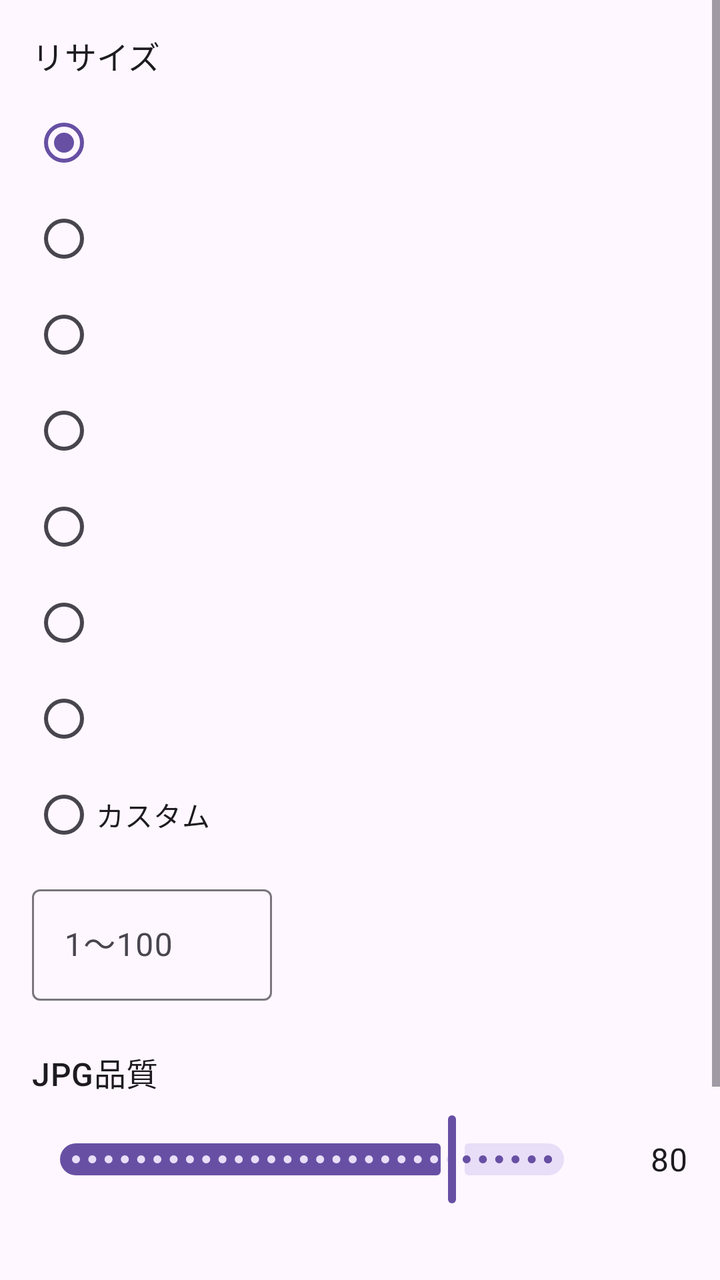
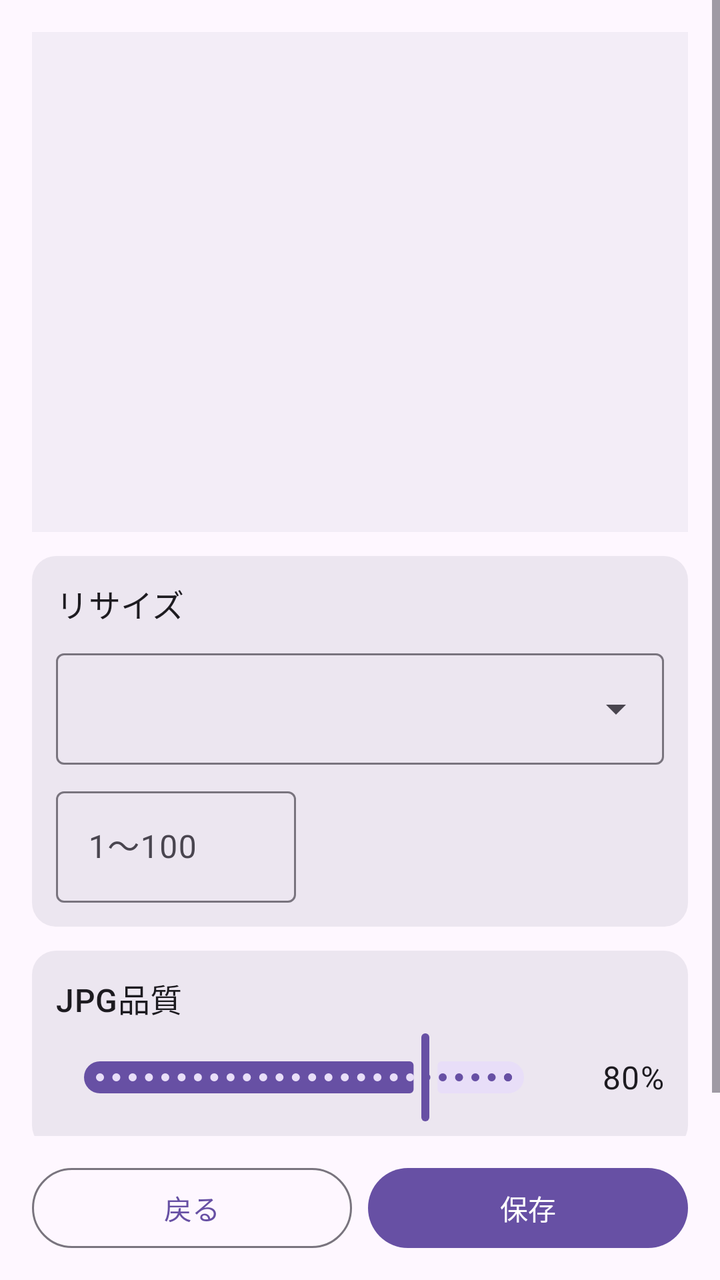

The first picture is an Android layout as it rendered before a commit; the second is the same layout after the commit. The layout source and the unified diff follow.
<!-- AndroidManifest.xml: application theme Theme.ScreenshotShrinker -->
<!-- res/layout/activity_settings.xml -->
<?xml version="1.0" encoding="utf-8"?>
<ScrollView xmlns:android="http://schemas.android.com/apk/res/android"
    xmlns:tools="http://schemas.android.com/tools"
    android:id="@+id/settingsRoot"
    android:layout_width="match_parent"
    android:layout_height="match_parent"
    tools:context=".SettingsActivity">

    <LinearLayout
        android:layout_width="match_parent"
        android:layout_height="wrap_content"
        android:orientation="vertical"
        android:padding="16dp">

        <TextView
            android:layout_width="wrap_content"
            android:layout_height="wrap_content"
            android:text="@string/label_resize"
            android:textAppearance="?attr/textAppearanceTitleMedium" />

        <RadioGroup
            android:id="@+id/resizeRadioGroup"
            android:layout_width="match_parent"
            android:layout_height="wrap_content"
            android:layout_marginTop="8dp"
            android:orientation="vertical">

            <RadioButton
                android:id="@+id/resize100"
                android:layout_width="match_parent"
                android:layout_height="wrap_content"
                android:checked="true" />

            <RadioButton
                android:id="@+id/resize50"
                android:layout_width="match_parent"
                android:layout_height="wrap_content" />

            <RadioButton
                android:id="@+id/resize40"
                android:layout_width="match_parent"
                android:layout_height="wrap_content" />

            <RadioButton
                android:id="@+id/resize30"
                android:layout_width="match_parent"
                android:layout_height="wrap_content" />

            <RadioButton
                android:id="@+id/resize20"
                android:layout_width="match_parent"
                android:layout_height="wrap_content" />

            <RadioButton
                android:id="@+id/resize1080"
                android:layout_width="match_parent"
                android:layout_height="wrap_content" />

            <RadioButton
                android:id="@+id/resize768"
                android:layout_width="match_parent"
                android:layout_height="wrap_content" />

            <RadioButton
                android:id="@+id/resizeCustom"
                android:layout_width="match_parent"
                android:layout_height="wrap_content"
                android:text="@string/resize_custom" />
        </RadioGroup>

        <LinearLayout
            android:id="@+id/customRow"
            android:layout_width="match_parent"
            android:layout_height="wrap_content"
            android:layout_marginTop="8dp"
            android:gravity="center_vertical"
            android:orientation="horizontal">

            <com.google.android.material.textfield.TextInputLayout
                android:id="@+id/customInputLayout"
                android:layout_width="120dp"
                android:layout_height="wrap_content"
                android:hint="@string/hint_custom_percent">

                <com.google.android.material.textfield.TextInputEditText
                    android:id="@+id/customInput"
                    android:layout_width="match_parent"
                    android:layout_height="wrap_content"
                    android:inputType="number" />
            </com.google.android.material.textfield.TextInputLayout>

            <TextView
                android:id="@+id/customResolutionText"
                android:layout_width="0dp"
                android:layout_height="wrap_content"
                android:layout_marginStart="12dp"
                android:layout_weight="1"
                android:textAppearance="?attr/textAppearanceBodyMedium" />
        </LinearLayout>

        <TextView
            android:layout_width="wrap_content"
            android:layout_height="wrap_content"
            android:layout_marginTop="24dp"
            android:text="@string/label_quality"
            android:textAppearance="?attr/textAppearanceTitleMedium" />

        <LinearLayout
            android:layout_width="match_parent"
            android:layout_height="wrap_content"
            android:layout_marginTop="8dp"
            android:gravity="center_vertical"
            android:orientation="horizontal">

            <com.google.android.material.slider.Slider
                android:id="@+id/qualitySlider"
                android:layout_width="0dp"
                android:layout_height="wrap_content"
                android:layout_weight="1"
                android:stepSize="1"
                android:value="80"
                android:valueFrom="1"
                android:valueTo="100" />

            <TextView
                android:id="@+id/qualityValueText"
                android:layout_width="48dp"
                android:layout_height="wrap_content"
                android:gravity="end"
                android:text="80"
                android:textAppearance="?attr/textAppearanceBodyLarge" />
        </LinearLayout>

        <TextView
            android:id="@+id/estimateText"
            android:layout_width="match_parent"
            android:layout_height="wrap_content"
            android:layout_marginTop="16dp"
            android:gravity="center"
            android:textAppearance="?attr/textAppearanceBodyMedium" />

        <com.google.android.material.button.MaterialButton
            android:id="@+id/buttonSave"
            android:layout_width="match_parent"
            android:layout_height="wrap_content"
            android:layout_marginTop="16dp"
            android:text="@string/action_save" />

        <TextView
            android:id="@+id/textStatus"
            android:layout_width="match_parent"
            android:layout_height="wrap_content"
            android:layout_marginTop="16dp"
            android:gravity="center"
            android:text="" />

    </LinearLayout>
</ScrollView>
<!-- resources referenced by this layout -->
<resources>
  <string name="action_save">保存</string>
  <string name="hint_custom_percent">1〜100</string>
  <string name="label_quality">JPG品質</string>
  <string name="label_resize">リサイズ</string>
  <string name="resize_custom">カスタム</string>
  <style name="Theme.ScreenshotShrinker" parent="Base.Theme.ScreenshotShrinker" />
  <style name="Base.Theme.ScreenshotShrinker" parent="Theme.Material3.DayNight.NoActionBar">
          
          
      </style>
</resources>

<!-- the commit's change to res/layout/activity_settings.xml (unified diff, before → after) -->
@@ -1,158 +1,201 @@
 <?xml version="1.0" encoding="utf-8"?>
-<ScrollView xmlns:android="http://schemas.android.com/apk/res/android"
+<LinearLayout xmlns:android="http://schemas.android.com/apk/res/android"
     xmlns:tools="http://schemas.android.com/tools"
     android:id="@+id/settingsRoot"
     android:layout_width="match_parent"
     android:layout_height="match_parent"
+    android:orientation="vertical"
     tools:context=".SettingsActivity">
+
+    <ScrollView
+        android:layout_width="match_parent"
+        android:layout_height="0dp"
+        android:layout_weight="1">
+
+        <LinearLayout
+            android:layout_width="match_parent"
+            android:layout_height="wrap_content"
+            android:orientation="vertical"
+            android:padding="16dp">
+
+            <ImageView
+                android:id="@+id/previewImage"
+                android:layout_width="match_parent"
+                android:layout_height="250dp"
+                android:adjustViewBounds="true"
+                android:background="?attr/colorSurfaceContainer"
+                android:contentDescription="@string/result_image_description"
+                android:scaleType="fitCenter" />
+
+            <LinearLayout
+                android:id="@+id/concatRow"
+                android:layout_width="match_parent"
+                android:layout_height="wrap_content"
+                android:layout_marginTop="12dp"
+                android:background="@drawable/bg_image_row"
+                android:gravity="center_vertical"
+                android:orientation="horizontal"
+                android:paddingHorizontal="12dp"
+                android:paddingVertical="8dp"
+                android:visibility="gone">
+
+                <TextView
+                    android:layout_width="wrap_content"
+                    android:layout_height="wrap_content"
+                    android:text="@string/label_concat_direction"
+                    android:textAppearance="?attr/textAppearanceTitleMedium" />
+
+                <RadioGroup
+                    android:id="@+id/directionRadioGroup"
+                    android:layout_width="wrap_content"
+                    android:layout_height="wrap_content"
+                    android:layout_marginStart="16dp"
+                    android:orientation="horizontal">
+
+                    <RadioButton
+                        android:id="@+id/directionVertical"
+                        android:layout_width="wrap_content"
+                        android:layout_height="wrap_content"
+                        android:checked="true"
+                        android:text="@string/direction_vertical" />
+
+                    <RadioButton
+                        android:id="@+id/directionHorizontal"
+                        android:layout_width="wrap_content"
+                        android:layout_height="wrap_content"
+                        android:layout_marginStart="8dp"
+                        android:text="@string/direction_horizontal" />
+                </RadioGroup>
+            </LinearLayout>
+
+            <LinearLayout
+                android:layout_width="match_parent"
+                android:layout_height="wrap_content"
+                android:layout_marginTop="12dp"
+                android:background="@drawable/bg_image_row"
+                android:orientation="vertical"
+                android:paddingHorizontal="12dp"
+                android:paddingVertical="12dp">
+
+                <TextView
+                    android:layout_width="wrap_content"
+                    android:layout_height="wrap_content"
+                    android:text="@string/label_resize"
+                    android:textAppearance="?attr/textAppearanceTitleMedium" />
+
+                <com.google.android.material.textfield.TextInputLayout
+                    android:id="@+id/resizeDropdownLayout"
+                    style="@style/Widget.Material3.TextInputLayout.OutlinedBox.ExposedDropdownMenu"
+                    android:layout_width="match_parent"
+                    android:layout_height="wrap_content"
+                    android:layout_marginTop="8dp">
+
+                    <AutoCompleteTextView
+                        android:id="@+id/resizeDropdown"
+                        android:layout_width="match_parent"
+                        android:layout_height="wrap_content"
+                        android:inputType="none" />
+                </com.google.android.material.textfield.TextInputLayout>
+
+                <LinearLayout
+                    android:id="@+id/customRow"
+                    android:layout_width="match_parent"
+                    android:layout_height="wrap_content"
+                    android:layout_marginTop="8dp"
+                    android:gravity="center_vertical"
+                    android:orientation="horizontal">
+
+                    <com.google.android.material.textfield.TextInputLayout
+                        android:id="@+id/customInputLayout"
+                        android:layout_width="120dp"
+                        android:layout_height="wrap_content"
+                        android:hint="@string/hint_custom_percent">
+
+                        <com.google.android.material.textfield.TextInputEditText
+                            android:id="@+id/customInput"
+                            android:layout_width="match_parent"
+                            android:layout_height="wrap_content"
+                            android:inputType="number" />
+                    </com.google.android.material.textfield.TextInputLayout>
+
+                    <TextView
+                        android:id="@+id/customResolutionText"
+                        android:layout_width="0dp"
+                        android:layout_height="wrap_content"
+                        android:layout_marginStart="12dp"
+                        android:layout_weight="1"
+                        android:textAppearance="?attr/textAppearanceBodyMedium" />
+                </LinearLayout>
+            </LinearLayout>
+
+            <LinearLayout
+                android:layout_width="match_parent"
+                android:layout_height="wrap_content"
+                android:layout_marginTop="12dp"
+                android:background="@drawable/bg_image_row"
+                android:orientation="vertical"
+                android:paddingHorizontal="12dp"
+                android:paddingVertical="12dp">
+
+                <TextView
+                    android:id="@+id/qualityLabelText"
+                    android:layout_width="match_parent"
+                    android:layout_height="wrap_content"
+                    android:text="@string/label_quality"
+                    android:textAppearance="?attr/textAppearanceTitleMedium" />
+
+                <LinearLayout
+                    android:layout_width="match_parent"
+                    android:layout_height="wrap_content"
+                    android:layout_marginTop="4dp"
+                    android:gravity="center_vertical"
+                    android:orientation="horizontal">
+
+                    <com.google.android.material.slider.Slider
+                        android:id="@+id/qualitySlider"
+                        android:layout_width="0dp"
+                        android:layout_height="wrap_content"
+                        android:layout_weight="1"
+                        android:stepSize="1"
+                        android:value="80"
+                        android:valueFrom="1"
+                        android:valueTo="100" />
+
+                    <TextView
+                        android:id="@+id/qualityValueText"
+                        android:layout_width="56dp"
+                        android:layout_height="wrap_content"
+                        android:gravity="end"
+                        android:text="80%"
+                        android:textAppearance="?attr/textAppearanceBodyLarge" />
+                </LinearLayout>
+            </LinearLayout>
+        </LinearLayout>
+    </ScrollView>
 
     <LinearLayout
         android:layout_width="match_parent"
         android:layout_height="wrap_content"
-        android:orientation="vertical"
-        android:padding="16dp">
-
-        <TextView
-            android:layout_width="wrap_content"
+        android:orientation="horizontal"
+        android:paddingHorizontal="16dp"
+        android:paddingVertical="12dp">
+
+        <com.google.android.material.button.MaterialButton
+            android:id="@+id/buttonBackToMain"
+            style="?attr/materialButtonOutlinedStyle"
+            android:layout_width="0dp"
             android:layout_height="wrap_content"
-            android:text="@string/label_resize"
-            android:textAppearance="?attr/textAppearanceTitleMedium" />
-
-        <RadioGroup
-            android:id="@+id/resizeRadioGroup"
-            android:layout_width="match_parent"
-            android:layout_height="wrap_content"
-            android:layout_marginTop="8dp"
-            android:orientation="vertical">
-
-            <RadioButton
-                android:id="@+id/resize100"
-                android:layout_width="match_parent"
-                android:layout_height="wrap_content"
-                android:checked="true" />
-
-            <RadioButton
-                android:id="@+id/resize50"
-                android:layout_width="match_parent"
-                android:layout_height="wrap_content" />
-
-            <RadioButton
-                android:id="@+id/resize40"
-                android:layout_width="match_parent"
-                android:layout_height="wrap_content" />
-
-            <RadioButton
-                android:id="@+id/resize30"
-                android:layout_width="match_parent"
-                android:layout_height="wrap_content" />
-
-            <RadioButton
-                android:id="@+id/resize20"
-                android:layout_width="match_parent"
-                android:layout_height="wrap_content" />
-
-            <RadioButton
-                android:id="@+id/resize1080"
-                android:layout_width="match_parent"
-                android:layout_height="wrap_content" />
-
-            <RadioButton
-                android:id="@+id/resize768"
-                android:layout_width="match_parent"
-                android:layout_height="wrap_content" />
-
-            <RadioButton
-                android:id="@+id/resizeCustom"
-                android:layout_width="match_parent"
-                android:layout_height="wrap_content"
-                android:text="@string/resize_custom" />
-        </RadioGroup>
-
-        <LinearLayout
-            android:id="@+id/customRow"
-            android:layout_width="match_parent"
-            android:layout_height="wrap_content"
-            android:layout_marginTop="8dp"
-            android:gravity="center_vertical"
-            android:orientation="horizontal">
-
-            <com.google.android.material.textfield.TextInputLayout
-                android:id="@+id/customInputLayout"
-                android:layout_width="120dp"
-                android:layout_height="wrap_content"
-                android:hint="@string/hint_custom_percent">
-
-                <com.google.android.material.textfield.TextInputEditText
-                    android:id="@+id/customInput"
-                    android:layout_width="match_parent"
-                    android:layout_height="wrap_content"
-                    android:inputType="number" />
-            </com.google.android.material.textfield.TextInputLayout>
-
-            <TextView
-                android:id="@+id/customResolutionText"
-                android:layout_width="0dp"
-                android:layout_height="wrap_content"
-                android:layout_marginStart="12dp"
-                android:layout_weight="1"
-                android:textAppearance="?attr/textAppearanceBodyMedium" />
-        </LinearLayout>
-
-        <TextView
-            android:layout_width="wrap_content"
-            android:layout_height="wrap_content"
-            android:layout_marginTop="24dp"
-            android:text="@string/label_quality"
-            android:textAppearance="?attr/textAppearanceTitleMedium" />
-
-        <LinearLayout
-            android:layout_width="match_parent"
-            android:layout_height="wrap_content"
-            android:layout_marginTop="8dp"
-            android:gravity="center_vertical"
-            android:orientation="horizontal">
-
-            <com.google.android.material.slider.Slider
-                android:id="@+id/qualitySlider"
-                android:layout_width="0dp"
-                android:layout_height="wrap_content"
-                android:layout_weight="1"
-                android:stepSize="1"
-                android:value="80"
-                android:valueFrom="1"
-                android:valueTo="100" />
-
-            <TextView
-                android:id="@+id/qualityValueText"
-                android:layout_width="48dp"
-                android:layout_height="wrap_content"
-                android:gravity="end"
-                android:text="80"
-                android:textAppearance="?attr/textAppearanceBodyLarge" />
-        </LinearLayout>
-
-        <TextView
-            android:id="@+id/estimateText"
-            android:layout_width="match_parent"
-            android:layout_height="wrap_content"
-            android:layout_marginTop="16dp"
-            android:gravity="center"
-            android:textAppearance="?attr/textAppearanceBodyMedium" />
+            android:layout_marginEnd="4dp"
+            android:layout_weight="1"
+            android:text="@string/action_back_screen" />
 
         <com.google.android.material.button.MaterialButton
             android:id="@+id/buttonSave"
-            android:layout_width="match_parent"
+            android:layout_width="0dp"
             android:layout_height="wrap_content"
-            android:layout_marginTop="16dp"
+            android:layout_marginStart="4dp"
+            android:layout_weight="1"
             android:text="@string/action_save" />
-
-        <TextView
-            android:id="@+id/textStatus"
-            android:layout_width="match_parent"
-            android:layout_height="wrap_content"
-            android:layout_marginTop="16dp"
-            android:gravity="center"
-            android:text="" />
-
     </LinearLayout>
-</ScrollView>
+
+</LinearLayout>
<!-- resource entries referenced after the edit -->
@@ -1,10 +1,21 @@
 <!-- resources referenced by this layout -->
 <resources>
+  <!-- drawable bg_image_row (drawable) -->
+  <?xml version="1.0" encoding="utf-8"?>
+  <shape xmlns:android="http://schemas.android.com/apk/res/android"
+      android:shape="rectangle">
+      <solid android:color="?attr/colorSurfaceContainerHigh" />
+      <corners android:radius="12dp" />
+  </shape>
+  <string name="action_back_screen">戻る</string>
   <string name="action_save">保存</string>
+  <string name="direction_horizontal">横</string>
+  <string name="direction_vertical">縦</string>
   <string name="hint_custom_percent">1〜100</string>
+  <string name="label_concat_direction">連結方向</string>
   <string name="label_quality">JPG品質</string>
   <string name="label_resize">リサイズ</string>
-  <string name="resize_custom">カスタム</string>
+  <string name="result_image_description">保存した画像のプレビュー</string>
   <style name="Theme.ScreenshotShrinker" parent="Base.Theme.ScreenshotShrinker" />
   <style name="Base.Theme.ScreenshotShrinker" parent="Theme.Material3.DayNight.NoActionBar">
           
